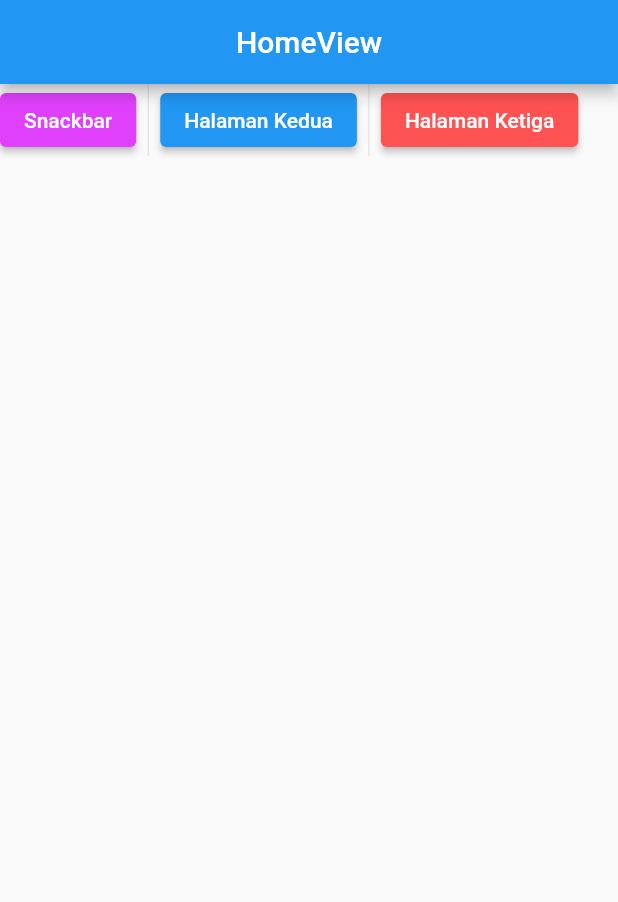
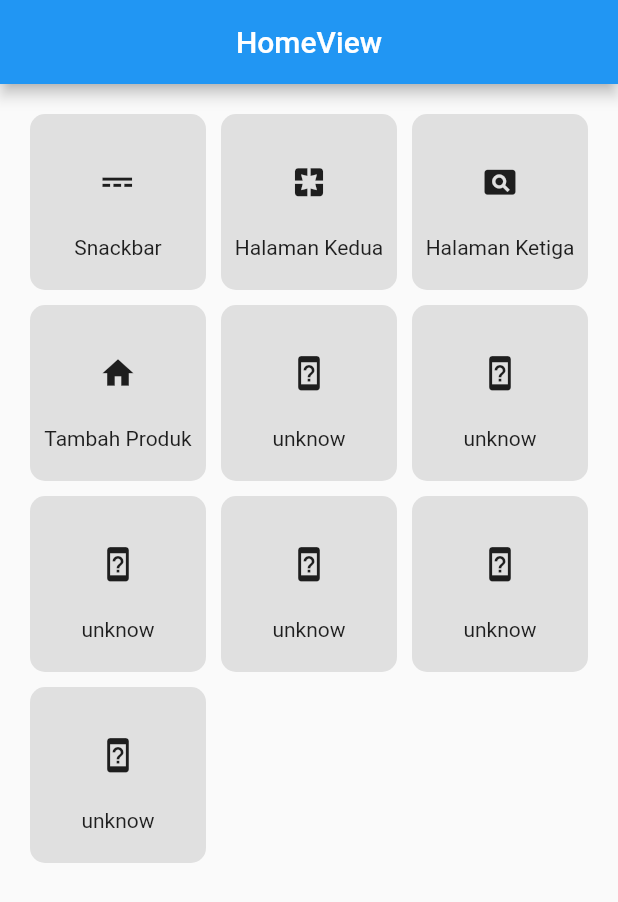
Before and after one commit to nurmuhammadsyafei/flutter_getx, a Flutter app: the screen it shows after launch, on a phone screen of 412 x 824 dp. Shown: the top 902 px of the screen. Run offline on Flutter 3.47's test engine with Material 2 defaults, Android fonts, the phone set to English and light mode, and no system bars; our stand-ins replace get.

Commit message:
jumat 12 Mei 2023

```diff
--- a/lib/app/modules/home/views/home_view.dart
+++ b/lib/app/modules/home/views/home_view.dart
@@ -10,54 +10,138 @@ class HomeView extends GetView<HomeController> {
   @override
   Widget build(BuildContext context) {
     return Scaffold(
-        appBar: AppBar(
-          title: const Text('HomeView'),
-          centerTitle: true,
+      appBar: AppBar(
+        title: const Text('HomeView'),
+        centerTitle: true,
+      ),
+      body:
+          // ListView(
+          //   children: [
+          // Row(children: <Widget>[
+          //   IntrinsicHeight(
+          //       child: new Row(
+          //     mainAxisAlignment: MainAxisAlignment.spaceEvenly,
+          //     children: <Widget>[
+          //       // FloatingActionButton(
+          //       //   onPressed: () {},
+          //       //   child: Icon(Icons.arrow_back_ios_new),
+          //       // ),
+          //       ElevatedButton(
+          //         style: ElevatedButton.styleFrom(
+          //           backgroundColor: Colors.purpleAccent,
+          //         ),
+          //         onPressed: () {
+          //           Get.offAllNamed(Routes.snackbarstyle);
+          //         },
+          //         child: Text('Snackbar'),
+          //       ),
+          //       VerticalDivider(),
+          //       ElevatedButton(
+          //         style:
+          //             ElevatedButton.styleFrom(backgroundColor: Colors.blue),
+          //         onPressed: () {
+          //           Get.offAllNamed(Routes
+          //               .halamanKedua); // Aksi yang akan dijalankan ketika tombol ditekan
+          //         },
+          //         child: Text('Halaman Kedua'),
+          //       ),
+          //       VerticalDivider(),
+          //       ElevatedButton(
+          //         style: ElevatedButton.styleFrom(
+          //             backgroundColor: Colors.redAccent),
+          //         onPressed: () {
+          //           // Aksi yang akan dijalankan ketika tombol ditekan
+          //           Get.offAllNamed(Routes.halamanKetiga);
+          //         },
+          //         child: Text('Halaman Ketiga'),
+          //       ),
+          //     ],
+          //   )),
+          // ]),
+          // Row(
+          //   children: [
+          //     Text("bebek goreng"),
+          //   ],
+          // ),
+          // GridView.builder(
+          //   itemCount: 4,
+
+          // gridDelegate: SliverGridDelegateWithFixedCrossAxisCount(
+          //     crossAxisCount: 2, mainAxisSpacing: 20, crossAxisSpacing: 20),
+          // itemBuilder: (context, index) {
+          // return Container(
+          //   color: Color.fromARGB(255, 223, 83, 83),
+          // );
+          // },
+          // )
+          GridView.builder(
+        itemCount: 10,
+        padding: const EdgeInsets.all(20),
+        gridDelegate: const SliverGridDelegateWithFixedCrossAxisCount(
+          crossAxisCount: 3,
+          mainAxisSpacing: 10,
+          crossAxisSpacing: 10,
         ),
-        body: ListView(
-          children: [
-            Row(children: <Widget>[
-              IntrinsicHeight(
-                  child: new Row(
-                mainAxisAlignment: MainAxisAlignment.spaceEvenly,
-                children: <Widget>[
-                  // FloatingActionButton(
-                  //   onPressed: () {},
-                  //   child: Icon(Icons.arrow_back_ios_new),
-                  // ),
-                  ElevatedButton(
-                    style: ElevatedButton.styleFrom(
-                      backgroundColor: Colors.purpleAccent,
-                    ),
-                    onPressed: () {
-                      Get.offAllNamed(Routes.snackbarstyle);
-                    },
-                    child: Text('Snackbar'),
+        itemBuilder: (context, index) {
+          late String title;
+          late IconData icon;
+          late VoidCallback ontep;
+
+          switch (index) {
+            case 0:
+              title = "Snackbar";
+              icon = Icons.power_input;
+              ontep = () => Get.toNamed(Routes.snackbarstyle);
+              break;
+            case 1:
+              title = "Halaman Kedua";
+              icon = Icons.pages;
+              ontep = () => Get.toNamed(Routes.halamanKedua);
+              break;
+            case 2:
+              title = "Halaman Ketiga";
+              icon = Icons.pageview;
+              ontep = () => Get.toNamed(Routes.halamanKetiga);
+              break;
+            case 3:
+              title = "Tambah Produk";
+              icon = Icons.home;
+              ontep = () {
+                print("Tambah Produk");
+              };
+              break;
+            default:
+              title = "unknow";
+              icon = Icons.device_unknown;
+              ontep = () {
+                print("unknow");
+              };
+          }
+
+          return Material(
+            color: Colors.grey.shade300,
+            borderRadius: BorderRadius.circular(10),
+            child: InkWell(
+              onTap: ontep,
+              borderRadius: BorderRadius.circular(90),
+              child: Column(
+                mainAxisAlignment: MainAxisAlignment.center,
+                children: [
+                  SizedBox(
+                    width: 50,
+                    height: 50,
+                    child: Icon(icon, size: 25),
                   ),
-                  VerticalDivider(),
-                  ElevatedButton(
-                    style:
-                        ElevatedButton.styleFrom(backgroundColor: Colors.blue),
-                    onPressed: () {
-                      Get.offAllNamed(Routes
-                          .halamanKedua); // Aksi yang akan dijalankan ketika tombol ditekan
-                    },
-                    child: Text('Halaman Kedua'),
-                  ),
-                  VerticalDivider(),
-                  ElevatedButton(
-                    style: ElevatedButton.styleFrom(
-                        backgroundColor: Colors.redAccent),
-                    onPressed: () {
-                      // Aksi yang akan dijalankan ketika tombol ditekan
-                      Get.offAllNamed(Routes.halamanKetiga);
-                    },
-                    child: Text('Halaman Ketiga'),
-                  ),
+                  const SizedBox(height: 10),
+                  Text(title),
                 ],
-              )),
-            ]),
-          ],
-        ));
+              ),
+            ),
+          );
+        },
+      ),
+      //   ],
+      // )
+    );
   }
 }
--- a/lib/app/modules/snackbarstyle/views/snackbarstyle_view.dart
+++ b/lib/app/modules/snackbarstyle/views/snackbarstyle_view.dart
@@ -13,6 +13,11 @@ class SnackbarstyleView extends GetView<SnackbarstyleController> {
         appBar: AppBar(
           title: const Text('HomeView'),
           centerTitle: true,
+          leading: IconButton(
+              onPressed: () {
+                Get.offAllNamed(Routes.home);
+              },
+              icon: Icon(Icons.arrow_back_ios_new)),
         ),
         body: ListView(
           // scrollDirection: Axis.horizontal,
--- a/lib/app/routes/app_pages.dart
+++ b/lib/app/routes/app_pages.dart
@@ -24,7 +24,7 @@ class AppPages {
     ),
     GetPage(
       name: _Paths.halamanKedua,
-      page: () => const HalamanKeduaView(),
+      page: () => HalamanKeduaView(),
       binding: HalamanKeduaBinding(),
     ),
     GetPage(
--- a/pubspec.yaml
+++ b/pubspec.yaml
@@ -6,6 +6,7 @@ environment:
   sdk: '>=2.19.6 <3.0.0'
 
 dependencies:
+  # cloud_firestore: ^4.7.0
   cupertino_icons: ^1.0.2
   flutter:
     sdk: flutter
```
Also changed, not shown: lib/app/modules/halaman_kedua/views/halaman_kedua_view.dart (+26 -13 lines).
